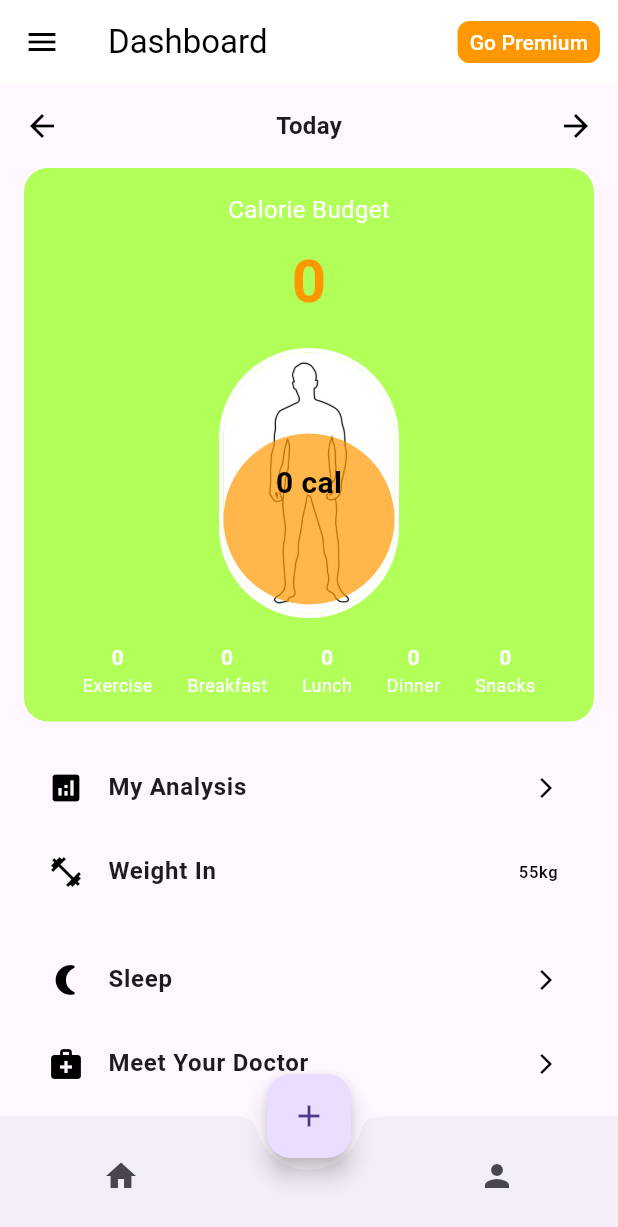
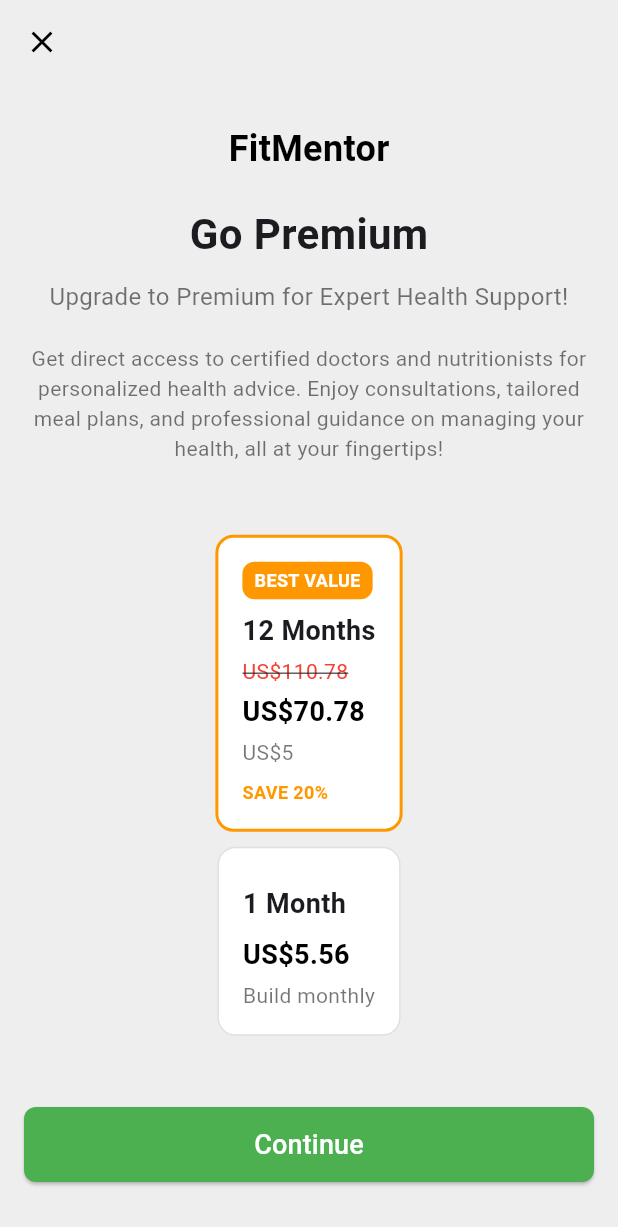
Before and after one commit to WDTDWijesiri/Fitmentor-MobileApp, a Flutter app: the DashboardScreen screen opened directly, after a tap on "Go Premium", on a phone screen of 412 x 824 dp. Shown: the top 1227 px of the screen. Run offline on Flutter 3.47's test engine with Material 3 defaults, Android fonts, the phone set to English and light mode, and no system bars; our stand-ins replace file_picker, firebase_auth, firebase_core, firebase_database, fl_chart, image_picker; accounts and stored records are empty; project files that could hold a hidden picture were left out.

Commit message:
init commit

```diff
--- /dev/null
+++ b/lib/premium.dart
@@ -0,0 +1,199 @@
+import 'package:flutter/material.dart';
+
+class PremiumPage extends StatelessWidget {
+  @override
+  Widget build(BuildContext context) {
+    return Scaffold(
+      backgroundColor: Colors.grey[200],
+      appBar: AppBar(
+        backgroundColor: Colors.transparent,
+        elevation: 0,
+        leading: IconButton(
+          icon: Icon(Icons.close, color: Colors.black),
+          onPressed: () {
+            Navigator.pop(context);
+          },
+        ),
+      ),
+      body: Padding(
+        padding: const EdgeInsets.all(16.0),
+        child: Column(
+          crossAxisAlignment: CrossAxisAlignment.center,
+          children: [
+            SizedBox(height: 10),
+            Text(
+              "FitMentor",
+              style: TextStyle(
+                fontSize: 24,
+                fontWeight: FontWeight.bold,
+                color: Colors.black,
+              ),
+            ),
+            SizedBox(height: 20),
+            Text(
+              "Go Premium",
+              style: TextStyle(
+                fontSize: 28,
+                fontWeight: FontWeight.bold,
+              ),
+            ),
+            SizedBox(height: 10),
+            Text(
+              "Upgrade to Premium for Expert Health Support!",
+              textAlign: TextAlign.center,
+              style: TextStyle(
+                fontSize: 16,
+                color: Colors.black54,
+              ),
+            ),
+            SizedBox(height: 20),
+            Text(
+              "Get direct access to certified doctors and nutritionists for personalized health advice. Enjoy consultations, tailored meal plans, and professional guidance on managing your health, all at your fingertips!",
+              textAlign: TextAlign.center,
+              style: TextStyle(
+                fontSize: 14,
+                color: Colors.black54,
+              ),
+            ),
+            Spacer(),
+            PremiumOption(
+              title: "12 Months",
+              oldPrice: "US\$110.78",
+              newPrice: "US\$70.78",
+              perMonth: "US\$5",
+              save: "SAVE 20%",
+              isBestValue: true,
+            ),
+            SizedBox(height: 10),
+            PremiumOption(
+              title: "1 Month",
+              oldPrice: null,
+              newPrice: "US\$5.56",
+              perMonth: "Build monthly",
+              save: null,
+              isBestValue: false,
+            ),
+            Spacer(),
+            ElevatedButton(
+              style: ElevatedButton.styleFrom(
+                backgroundColor: Colors.green,
+                minimumSize: Size(double.infinity, 50),
+                shape: RoundedRectangleBorder(
+                  borderRadius: BorderRadius.circular(8),
+                ),
+              ),
+              onPressed: () {
+                // Add your action here
+              },
+              child: Text(
+                "Continue",
+                style: TextStyle(fontSize: 18, color: Colors.white),
+              ),
+            ),
+            SizedBox(height: 20),
+          ],
+        ),
+      ),
+    );
+  }
+}
+
+class PremiumOption extends StatelessWidget {
+  final String title;
+  final String? oldPrice;
+  final String newPrice;
+  final String perMonth;
+  final String? save;
+  final bool isBestValue;
+
+  const PremiumOption({
+    required this.title,
+    this.oldPrice,
+    required this.newPrice,
+    required this.perMonth,
+    this.save,
+    required this.isBestValue,
+  });
+
+  @override
+  Widget build(BuildContext context) {
+    return Container(
+      padding: EdgeInsets.all(16),
+      decoration: BoxDecoration(
+        color: Colors.white,
+        borderRadius: BorderRadius.circular(12),
+        border: Border.all(
+          color: isBestValue ? Colors.orange : Colors.grey[300]!,
+          width: isBestValue ? 2 : 1,
+        ),
+      ),
+      child: Column(
+        crossAxisAlignment: CrossAxisAlignment.start,
+        children: [
+          if (isBestValue)
+            Container(
+              padding: EdgeInsets.symmetric(horizontal: 8, vertical: 4),
+              decoration: BoxDecoration(
+                color: Colors.orange,
+                borderRadius: BorderRadius.circular(8),
+              ),
+              child: Text(
+                "BEST VALUE",
+                style: TextStyle(
+                  color: Colors.white,
+                  fontSize: 12,
+                  fontWeight: FontWeight.bold,
+                ),
+              ),
+            ),
+          SizedBox(height: 8),
+          Text(
+            title,
+            style: TextStyle(
+              fontSize: 18,
+              fontWeight: FontWeight.bold,
+            ),
+          ),
+          SizedBox(height: 4),
+          if (oldPrice != null)
+            Text(
+              oldPrice!,
+              style: TextStyle(
+                fontSize: 14,
+                color: Colors.red,
+                decoration: TextDecoration.lineThrough,
+              ),
+            ),
+          SizedBox(height: 4),
+          Text(
+            newPrice,
+            style: TextStyle(
+              fontSize: 18,
+              fontWeight: FontWeight.bold,
+              color: Colors.black,
+            ),
+          ),
+          SizedBox(height: 4),
+          Text(
+            perMonth,
+            style: TextStyle(
+              fontSize: 14,
+              color: Colors.black54,
+            ),
+          ),
+          if (save != null)
+            SizedBox(height: 8),
+          if (save != null)
+            Text(
+              save!,
+              style: const TextStyle(
+                fontSize: 12,
+                color: Colors.orange,
+                fontWeight: FontWeight.bold,
+              ),
+            ),
+        ],
+      ),
+    );
+  }
+}
--- a/pubspec.yaml
+++ b/pubspec.yaml
@@ -42,6 +42,8 @@
   lottie: ^3.1.3
   file_picker: ^5.2.5
   image_picker: ^0.8.7+5
+  fl_chart: ^0.35.0 # Check for the latest version
+  intl: ^0.18.0
 
 dev_dependencies:
   flutter_test:
```
Also changed, not shown: lib/DashboardScreen.dart (+151 -8 lines), lib/myanalysis.dart (added, +181 -0 lines), lib/water.dart (added, +159 -0 lines), pubspec.lock.
